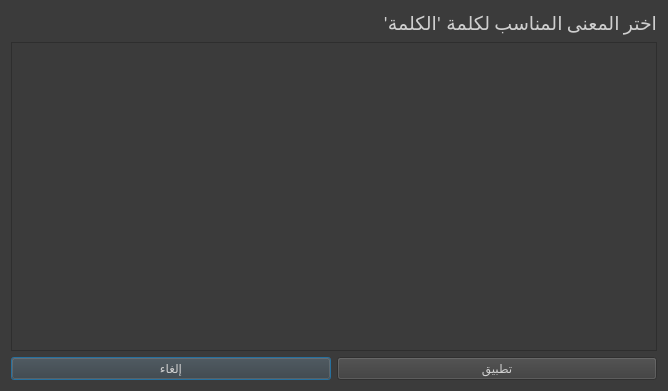
masalha-alaa/quran-counter, file gui/disambiguation_dialog.ui: the form before one commit.
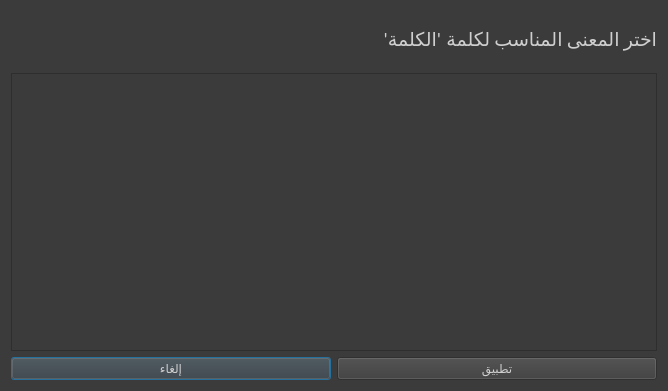
The form after the commit.

Commit message: - Root bug fix. - Gui updates. - Updated .gitignore

Diff of the .ui file:
```diff
--- a/gui/disambiguation_dialog.ui
+++ b/gui/disambiguation_dialog.ui
@@ -18,7 +18,7 @@
 color: rgb(207, 207, 207);
 font: 400 14pt &quot;Calibri&quot;;</string>
   </property>
-  <layout class="QVBoxLayout" name="verticalLayout">
+  <layout class="QVBoxLayout" name="verticalLayout" stretch="1,5,1">
    <item>
     <layout class="QHBoxLayout" name="horizontalLayout_2" stretch="1,1,1">
      <property name="spacing">
```
The commit also changes 4 other files.
